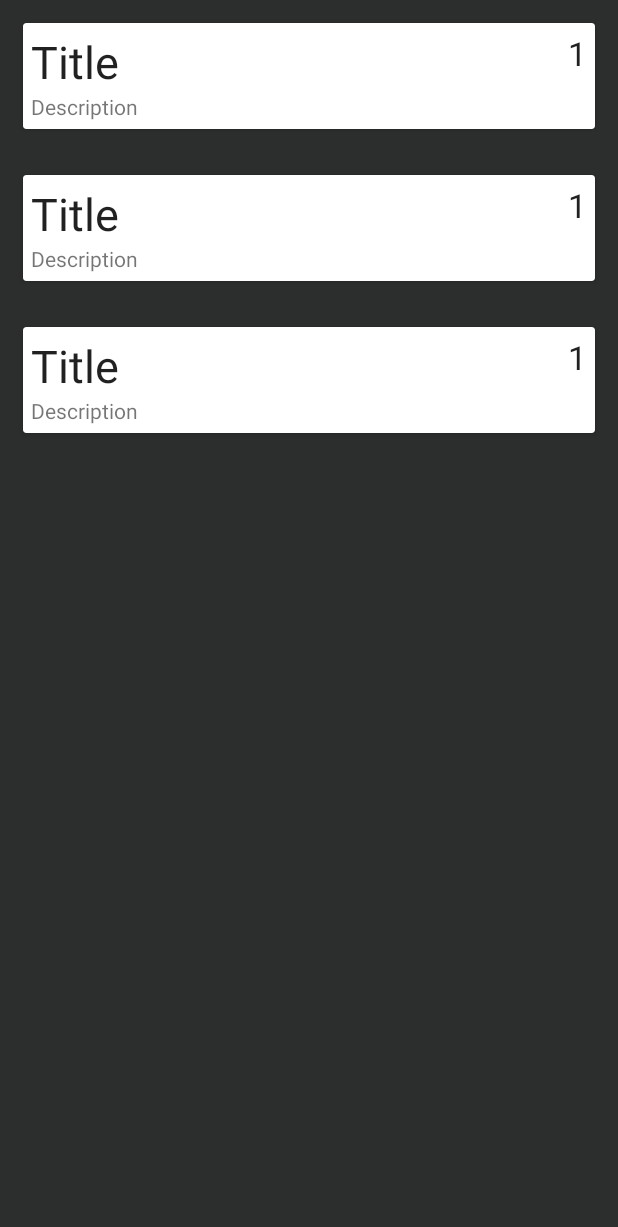
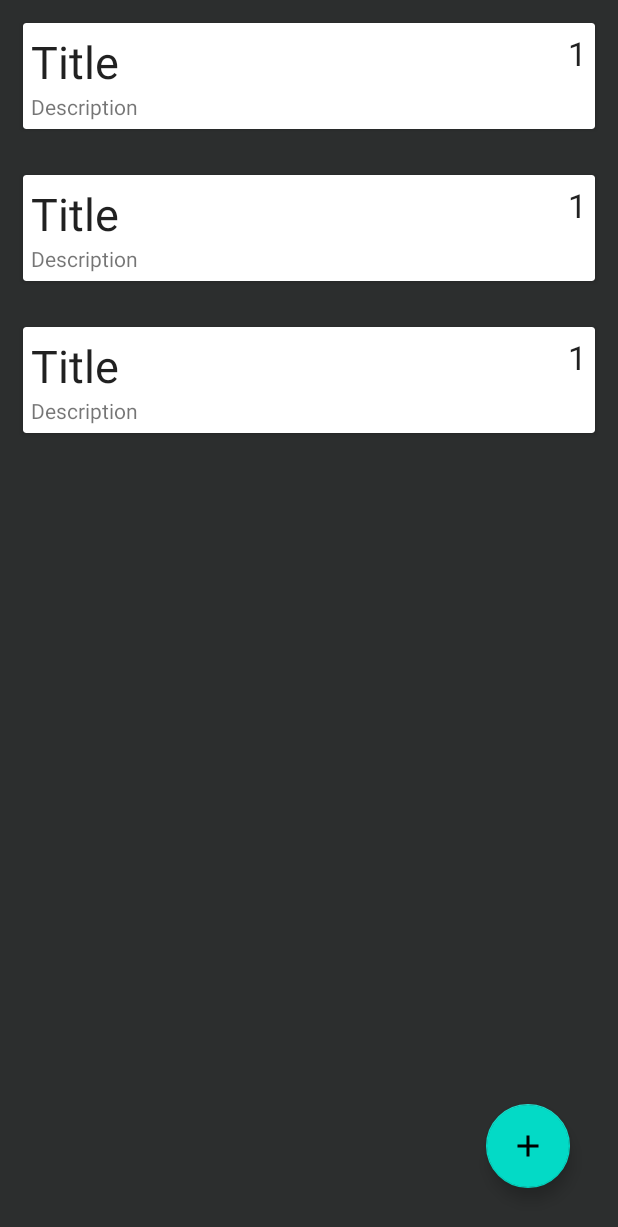
Before and after one commit to LuvJaiswal/TODO2020FinalAssignment, an Android app: the layout activity_home.xml on its own in the app's theme, with its tools: preview values and no code run, on a phone screen of 412 x 824 dp. Shown: the top 1227 px of the screen. Run offline under Robolectric (Android 15) with nearby library versions, the phone set to English and light mode, and no system bars.

Commit message:
Todo added on the list using floating button

```diff
--- /dev/null
+++ b/app/src/main/res/drawable/ic_add.xml
@@ -0,0 +1,5 @@
+<vector android:height="40dp" android:tint="#EAFF86"
+    android:viewportHeight="24.0" android:viewportWidth="24.0"
+    android:width="40dp" xmlns:android="http://schemas.android.com/apk/res/android">
+    <path android:fillColor="#FF000000" android:pathData="M19,13h-6v6h-2v-6H5v-2h6V5h2v6h6v2z"/>
+</vector>
--- /dev/null
+++ b/app/src/main/res/drawable/ic_close.xml
@@ -0,0 +1,5 @@
+<vector android:height="24dp" android:tint="#FFFFFF"
+    android:viewportHeight="24.0" android:viewportWidth="24.0"
+    android:width="24dp" xmlns:android="http://schemas.android.com/apk/res/android">
+    <path android:fillColor="#FF000000" android:pathData="M19,6.41L17.59,5 12,10.59 6.41,5 5,6.41 10.59,12 5,17.59 6.41,19 12,13.41 17.59,19 19,17.59 13.41,12z"/>
+</vector>
--- /dev/null
+++ b/app/src/main/res/drawable/ic_email_black_24dp.xml
@@ -0,0 +1,5 @@
+<vector android:height="24dp" android:tint="#FFFFFF"
+    android:viewportHeight="24.0" android:viewportWidth="24.0"
+    android:width="24dp" xmlns:android="http://schemas.android.com/apk/res/android">
+    <path android:fillColor="#FF000000" android:pathData="M20,4L4,4c-1.1,0 -1.99,0.9 -1.99,2L2,18c0,1.1 0.9,2 2,2h16c1.1,0 2,-0.9 2,-2L22,6c0,-1.1 -0.9,-2 -2,-2zM20,8l-8,5 -8,-5L4,6l8,5 8,-5v2z"/>
+</vector>
--- /dev/null
+++ b/app/src/main/res/drawable/ic_save_black_24dp.xml
@@ -0,0 +1,5 @@
+<vector android:height="24dp" android:tint="#FFFFFF"
+    android:viewportHeight="24.0" android:viewportWidth="24.0"
+    android:width="24dp" xmlns:android="http://schemas.android.com/apk/res/android">
+    <path android:fillColor="#FF000000" android:pathData="M17,3L5,3c-1.11,0 -2,0.9 -2,2v14c0,1.1 0.89,2 2,2h14c1.1,0 2,-0.9 2,-2L21,7l-4,-4zM12,19c-1.66,0 -3,-1.34 -3,-3s1.34,-3 3,-3 3,1.34 3,3 -1.34,3 -3,3zM15,9L5,9L5,5h10v4z"/>
+</vector>
--- a/app/src/main/res/layout/activity_home.xml
+++ b/app/src/main/res/layout/activity_home.xml
@@ -22,4 +22,21 @@
 
     </ScrollView>
 
+    <LinearLayout
+        android:layout_width="wrap_content"
+        android:layout_height="wrap_content"
+        android:layout_gravity="bottom|end">
+
+
+        <com.google.android.material.floatingactionbutton.FloatingActionButton
+            android:id="@+id/floatingActionButton"
+            android:layout_width="wrap_content"
+            android:layout_height="wrap_content"
+            android:layout_margin="32dp"
+            android:clickable="true"
+            app:srcCompat="@drawable/ic_add"
+            tools:ignore="VectorDrawableCompat" />
+
+    </LinearLayout>
+
 </androidx.coordinatorlayout.widget.CoordinatorLayout>
--- /dev/null
+++ b/app/src/main/res/menu/menu.xml
@@ -0,0 +1,4 @@
+<?xml version="1.0" encoding="utf-8"?>
+<menu xmlns:android="http://schemas.android.com/apk/res/android">
+
+</menu>
--- a/app/src/main/res/values/styles.xml
+++ b/app/src/main/res/values/styles.xml
@@ -1,7 +1,7 @@
 <resources>
 
     <!-- Base application theme. -->
-    <style name="AppTheme" parent="Theme.AppCompat.Light.NoActionBar">
+    <style name="AppTheme" parent="Theme.MaterialComponents.Light.DarkActionBar">
         <!-- Customize your theme here. -->
         <item name="colorPrimary">@color/colorPrimary</item>
         <item name="colorPrimaryDark">@color/colorPrimaryDark</item>
```
Also changed, not shown: app/build.gradle (+2 -6 lines), app/src/main/AndroidManifest.xml (+5 -2 lines), app/src/main/java/com/example/todo2020/AddTodoActivity.java (added, +88 -0 lines), app/src/main/java/com/example/todo2020/HomeActivity.java (+33 -2 lines), app/src/main/res/layout/activity_add_todo.xml (added, +49 -0 lines), app/src/main/res/menu/add_todo_menu.xml (added, +11 -0 lines).
